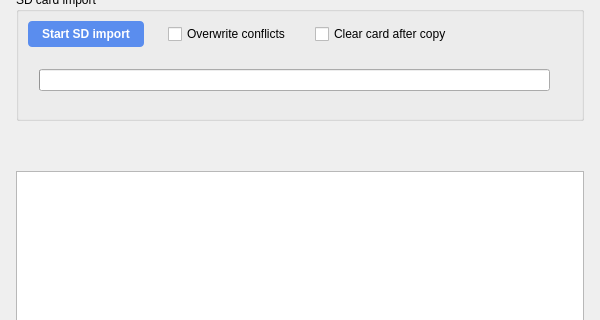
This is src/pam_analyzer/ui/panels/campaign_detail_widget.ui in kenwer/pam-analyzer as Qt 5 draws it before an edit; both pictures show x 0 to 600 and y 92 to 412 of the 600 by 700 pixel window. The edited form follows.
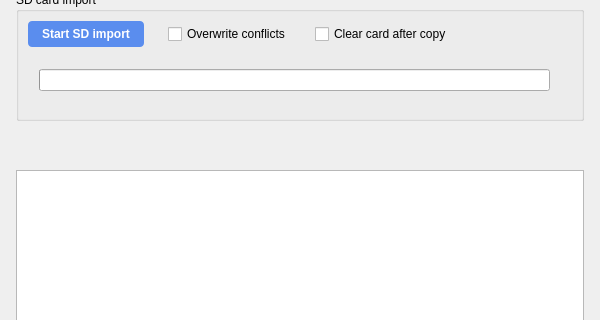
This is the edited form.

Commit message: audio inventory table UI improvements

```diff
--- a/src/pam_analyzer/ui/panels/campaign_detail_widget.ui
+++ b/src/pam_analyzer/ui/panels/campaign_detail_widget.ui
@@ -416,6 +416,9 @@
          <property name="text">
           <string/>
          </property>
+         <property name="styleSheet">
+          <string>color: #555; font-size: 11px;</string>
+         </property>
          <property name="wordWrap">
           <bool>true</bool>
          </property>
```
The commit also changes 1 other file.
